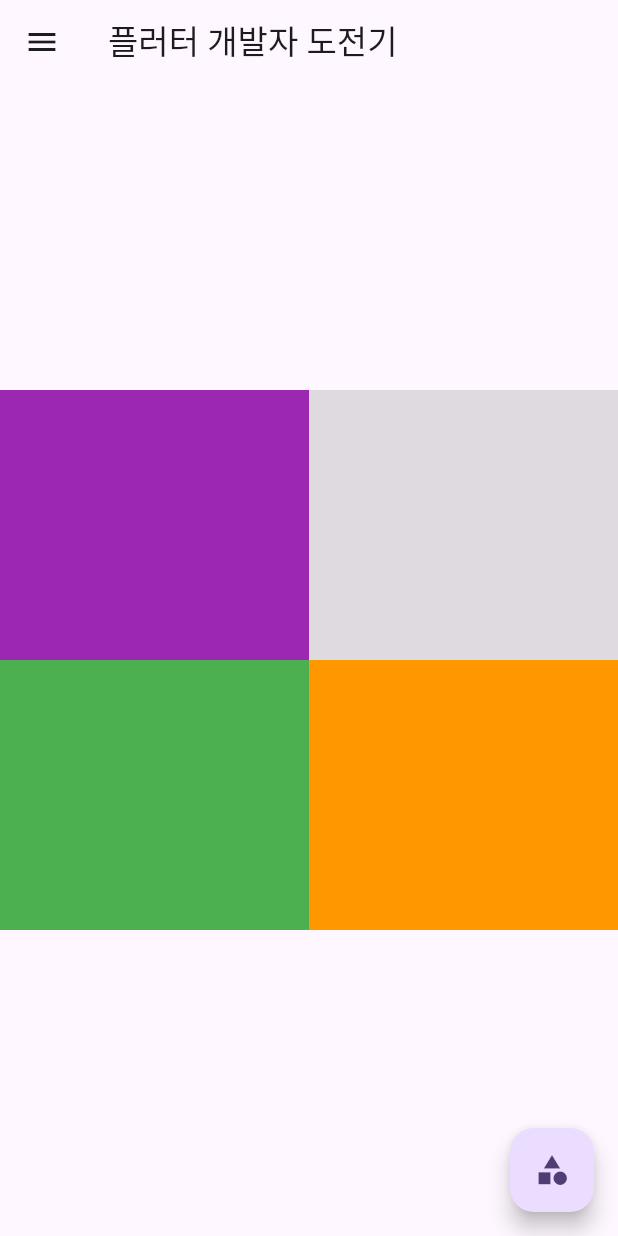
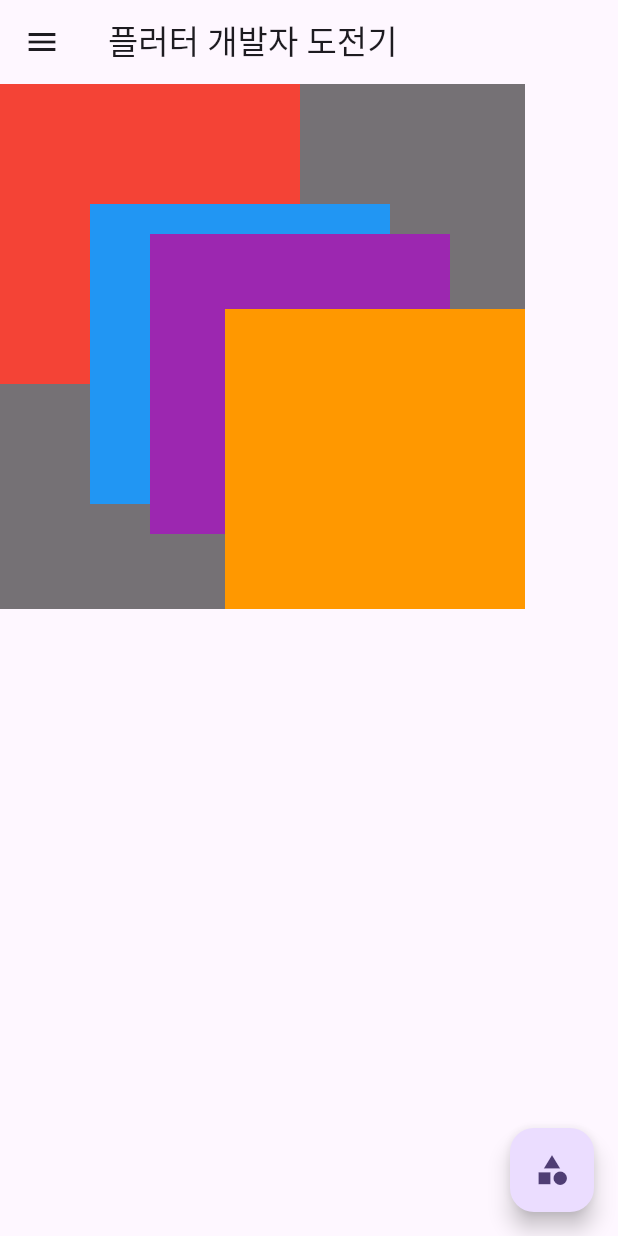
Before and after one commit to croppedeyebrow/Flutter_widget_practice, a Flutter app: the screen it shows after launch, on a phone screen of 412 x 824 dp. Run offline on Flutter 3.47's test engine with Material 3 defaults, Android fonts, the phone set to English and light mode, and no system bars.

Commit message:
스택쌓기

```diff
--- a/lib/main.dart
+++ b/lib/main.dart
@@ -51,34 +51,29 @@
           ],
         )),
         body: Container(
-          alignment: Alignment.topCenter,
-          child: Column(
-            mainAxisAlignment: MainAxisAlignment.center,
+          color: Colors.black54,
+          child: Stack(
             children: [
-              Row(mainAxisAlignment: MainAxisAlignment.center, children: [
-                Container(
-                  width: MediaQuery.of(context).size.width / 2,
-                  height: 180,
+              Container(
+                width: 200,
+                height: 200,
+                color: Colors.red,
+              ),
+              Container(
+                  width: 200,
+                  height: 200,
+                  color: Colors.blue,
+                  margin: const EdgeInsets.only(top: 80, left: 60)),
+              Container(
+                  width: 200,
+                  height: 200,
                   color: Colors.purple,
-                ),
-                Container(
-                  width: MediaQuery.of(context).size.width / 2,
-                  height: 180,
-                  color: Colors.black12,
-                )
-              ]),
-              Row(mainAxisAlignment: MainAxisAlignment.center, children: [
-                Container(
-                  width: MediaQuery.of(context).size.width / 2,
-                  height: 180,
-                  color: Colors.green,
-                ),
-                Container(
-                  width: MediaQuery.of(context).size.width / 2,
-                  height: 180,
+                  margin: const EdgeInsets.only(top: 100, left: 100)),
+              Container(
+                  width: 200,
+                  height: 200,
                   color: Colors.orange,
-                )
-              ]),
+                  margin: const EdgeInsets.only(top: 150, left: 150))
             ],
           ),
         ),
```
